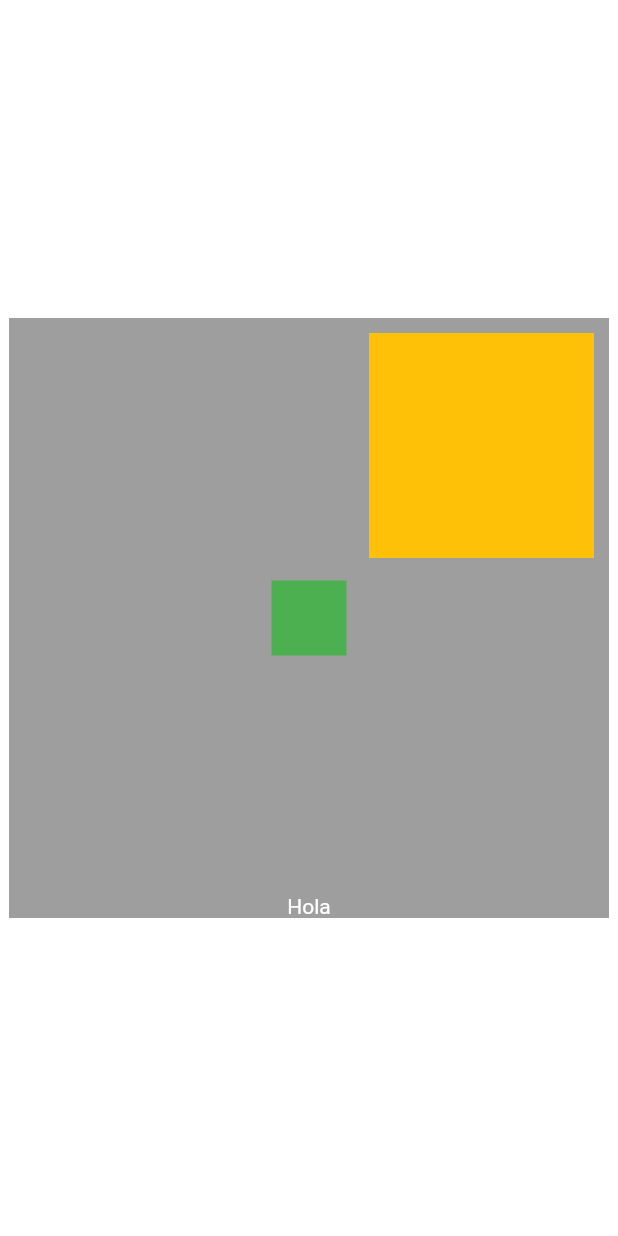
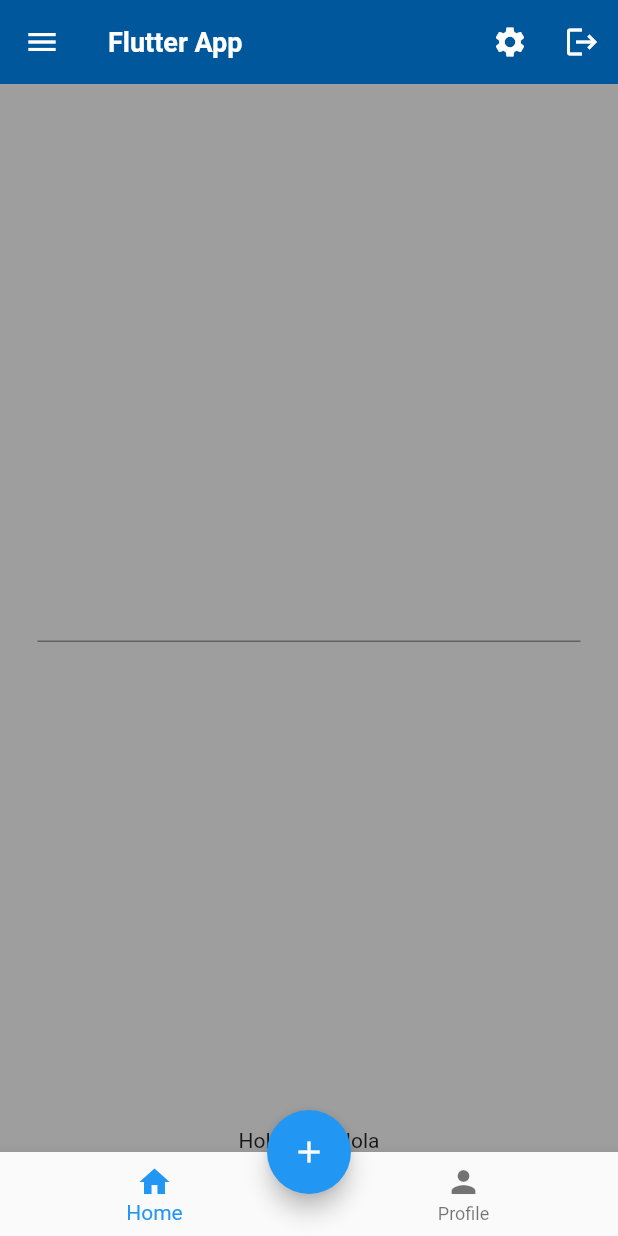
Before and after one commit to Miguel0328/flutter_social, a Flutter app: the screen it shows after launch, on a phone screen of 412 x 824 dp. Run offline on Flutter 3.47's test engine with Material 2 defaults, Android fonts, the phone set to English and light mode, and no system bars.

Commit message:
[Feat] Scaffold Widget => First steps

```diff
--- a/lib/main.dart
+++ b/lib/main.dart
@@ -1,5 +1,5 @@
 import 'package:flutter/material.dart';
-import 'package:flutter_social/widgets/stack.dart';
+import 'package:flutter_social/widgets/scaffold.dart';
 
 void main() {
   runApp(const MyApp());
@@ -12,7 +12,7 @@ class MyApp extends StatelessWidget {
   @override
   Widget build(BuildContext context) {
     return const MaterialApp(
-      home: MyStack(),
+      home: MyScaffold(),
     );
   }
 }
--- /dev/null
+++ b/lib/widgets/scaffold.dart
@@ -0,0 +1,86 @@
+import 'package:flutter/material.dart';
+
+class MyScaffold extends StatelessWidget {
+  const MyScaffold({super.key});
+
+  @override
+  Widget build(BuildContext context) {
+    return Scaffold(
+      appBar: AppBar(
+        backgroundColor: const Color(0xff01579b),
+        elevation: 0,
+        // shadowColor: Colors.red,
+        titleTextStyle: const TextStyle(
+          color: Colors.white,
+          fontWeight: FontWeight.bold,
+          fontSize: 18,
+        ),
+        title: const Text("Flutter App"),
+        actions: [
+          IconButton(
+            onPressed: () {},
+            icon: const Icon(Icons.settings),
+          ),
+          IconButton(
+            onPressed: () {},
+            icon: const Icon(Icons.logout),
+          ),
+        ],
+      ),
+      // Mismos parametros para endDrawer
+      // drawerEdgeDragWidth: 100,
+      // drawerEnableOpenDragGesture: false,
+      drawer: const Drawer(
+        child: Column(
+          children: [Text("Mike")],
+        ),
+      ),
+      onDrawerChanged: (isOpened) => {
+        //
+      },
+      floatingActionButtonLocation: FloatingActionButtonLocation.centerDocked,
+      floatingActionButton: FloatingActionButton(
+        child: const Icon(Icons.add),
+        onPressed: () {
+          //
+        },
+      ),
+      bottomNavigationBar: BottomNavigationBar(
+        items: const [
+          BottomNavigationBarItem(
+            icon: Icon(Icons.home),
+            label: "Home",
+          ),
+          BottomNavigationBarItem(
+            icon: Icon(Icons.person),
+            label: "Profile",
+          ),
+        ],
+      ),
+      // extendBodyBehindAppBar: true,
+      // extendBody: true,
+      // resizeToAvoidBottomInset: false,
+      body: Container(
+        color: Colors.grey,
+        alignment: Alignment.center,
+        child: const Column(
+          children: [
+            Expanded(
+              child: Center(
+                child: Padding(
+                  padding: EdgeInsets.symmetric(
+                    horizontal: 25,
+                  ),
+                  child: TextField(),
+                ),
+              ),
+            ),
+            Text(
+              "Hola Hola Hola",
+            ),
+          ],
+        ),
+      ),
+    );
+  }
+}
```
